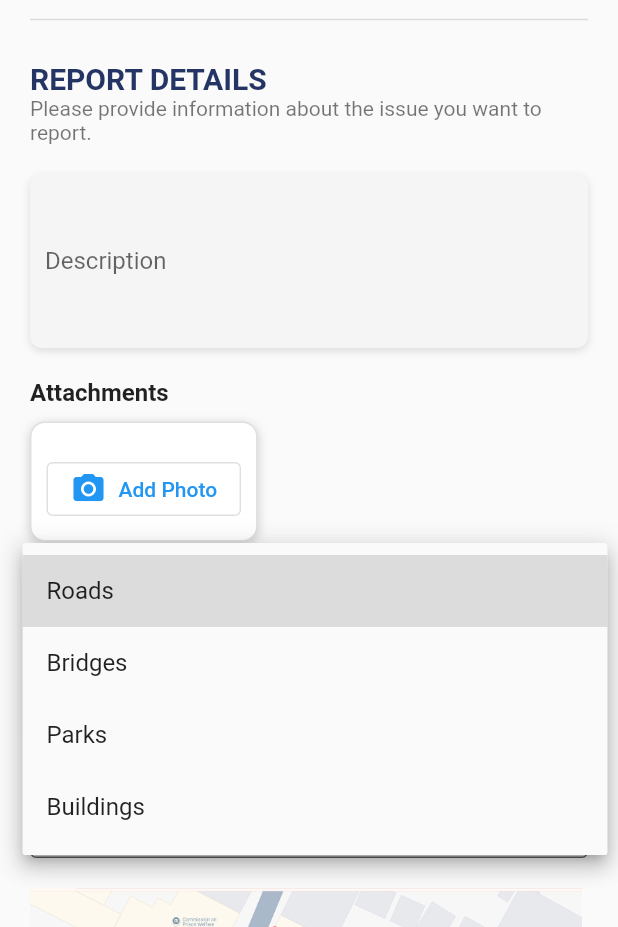
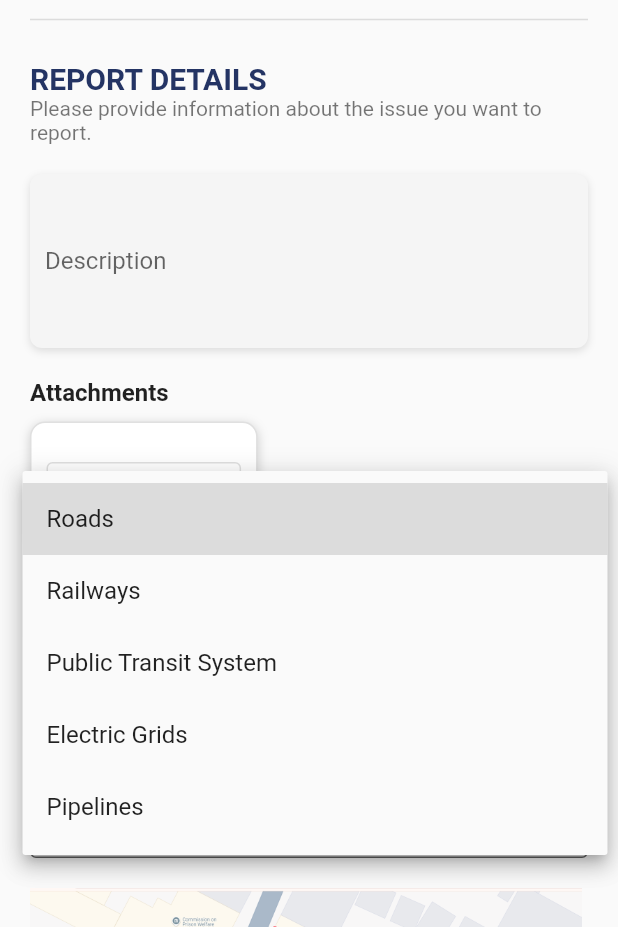
Before and after one commit to jelomiranda/CIPHIR-Mobile-App, a Flutter app: the Report screen opened directly, after a tap on "What type of infrastructure?", on a phone screen of 412 x 824 dp, the part 309-1236 px from its top. Run offline on Flutter 3.47's test engine with Material 2 defaults, Android fonts, the phone set to English and light mode, and no system bars; our stand-ins replace fluttertoast, image_picker.

Commit message:
feature: add post reqeust to the report state

```diff
--- a/lib/screens/report.dart
+++ b/lib/screens/report.dart
@@ -1,5 +1,10 @@
 import 'package:flutter/material.dart';
 import 'dart:io'; // For handling File
+import 'package:http/http.dart' as http;
+import 'dart:convert'; // For encoding JSON
+import 'package:ciphir_mobile/backend/LoginService.dart';
+
+
 
 class Report extends StatefulWidget {
   final String? imagePath; // Add the image path from the camera
@@ -11,26 +16,84 @@ class Report extends StatefulWidget {
 }
 
 class _ReportState extends State<Report> {
+ @override
+
+
   TextEditingController _descriptionController = TextEditingController();
   String? _selectedIssueType;
   String? _selectedInfrastructureType;
   String _location = 'Choose location on the map...';
 
-  List<String> issueTypes = [
-    'Pothole',
-    'Broken Signage',
-    'Flooding',
-    'Fallen Trees'
+  int? _selectedIssueId;
+  int? _selectedInfrastructureId;
+
+  List<Map<String, dynamic>> issueTypes = [
+    {'id': 1, 'type': 'Pothole'},
+    {'id': 2, 'type': 'Cracked Pavement'},
+    {'id': 3, 'type': 'Flooding'},
+    {'id': 4, 'type': 'Faded Lane Marking'},
+    {'id': 5, 'type': 'Broken or Damaged Signage'}
   ];
 
-  List<String> infrastructureTypes = ['Roads', 'Bridges', 'Parks', 'Buildings'];
+  List<Map<String, dynamic>> infrastructureTypes = [
+    {'id': 1, 'type': 'Roads'},
+    {'id': 2, 'type': 'Railways'},
+    {'id': 3, 'type': 'Public Transit System'},
+    {'id': 4, 'type': 'Electric Grids'},
+    {'id': 5, 'type': 'Pipelines'}
+  ];
 
   String? _imagePath; // Create a new mutable variable for imagePath
 
   @override
   void initState() {
     super.initState();
+     print("Current User Data: ${currentUser.toString()}");
     _imagePath = widget.imagePath; // Initialize the imagePath
+  }
+
+  // Function to submit the form data
+  Future<void> submitForm() async {
+    // Check if all fields are filled in
+    if (_selectedIssueId == null || _selectedInfrastructureId == null || _descriptionController.text.isEmpty || _location.isEmpty) {
+      ScaffoldMessenger.of(context).showSnackBar(SnackBar(content: Text("Please fill in all the fields")));
+      return;
+    }
+
+    // Prepare the form data
+    Map<String, dynamic> formData = {
+      'resident_id': currentUser['resident_id'], // Placeholder for the current logged-in resident ID
+      'issue_id': _selectedIssueId,
+      'infrastructure_id': _selectedInfrastructureId,
+      'description': _descriptionController.text,
+      'reportDateTime': DateTime.now().toIso8601String(),
+      'reportPhoto': _imagePath != null ? File(_imagePath!).path.split('/').last : '', // Example file path processing
+      'reportLocation': _location,
+      'reportStatus': 'Pending',
+      'priorityLevel': 'Medium', // You can adjust this based on user input
+    };
+
+    try {
+      var response = await http.post(
+        Uri.parse('https://darkgoldenrod-goose-321756.hostingersite.com/report_issue.php'),
+        headers: {"Content-Type": "application/json"},
+        body: jsonEncode(formData),
+      );
+
+      if (response.statusCode == 200) {
+        var jsonResponse = jsonDecode(response.body);
+        if (jsonResponse['status'] == 'success') {
+          ScaffoldMessenger.of(context).showSnackBar(SnackBar(content: Text("Report submitted successfully")));
+        } else {
+          ScaffoldMessenger.of(context).showSnackBar(SnackBar(content: Text("Failed to submit report")));
+        }
+      } else {
+        ScaffoldMessenger.of(context).showSnackBar(SnackBar(content: Text("Error submitting report")));
+      }
+    } catch (e) {
+      print(e);
+      ScaffoldMessenger.of(context).showSnackBar(SnackBar(content: Text("Error occurred: $e")));
+    }
   }
 
   @override
@@ -179,18 +242,24 @@ class _ReportState extends State<Report> {
                     ),
                   ],
                 ),
-                child: DropdownButtonFormField<String>(
-                  value: _selectedInfrastructureType,
+                child: DropdownButtonFormField<Map<String, dynamic>>(
+                  value: _selectedInfrastructureId != null
+                      ? infrastructureTypes.firstWhere(
+                          (element) => element['id'] == _selectedInfrastructureId,
+                          orElse: () => infrastructureTypes[0],
+                        )
+                      : null,
                   hint: const Text('What type of infrastructure?'),
-                  items: infrastructureTypes.map((String type) {
-                    return DropdownMenuItem<String>(
+                  items: infrastructureTypes.map((Map<String, dynamic> type) {
+                    return DropdownMenuItem<Map<String, dynamic>>(
                       value: type,
-                      child: Text(type),
+                      child: Text(type['type']),
                     );
                   }).toList(),
-                  onChanged: (String? value) {
+                  onChanged: (Map<String, dynamic>? value) {
                     setState(() {
-                      _selectedInfrastructureType = value;
+                      _selectedInfrastructureType = value!['type'];
+                      _selectedInfrastructureId = value['id'];
                     });
                   },
                   decoration: const InputDecoration(
@@ -217,18 +286,24 @@ class _ReportState extends State<Report> {
                     ),
                   ],
                 ),
-                child: DropdownButtonFormField<String>(
-                  value: _selectedIssueType,
+                child: DropdownButtonFormField<Map<String, dynamic>>(
+                  value: _selectedIssueId != null
+                      ? issueTypes.firstWhere(
+                          (element) => element['id'] == _selectedIssueId,
+                          orElse: () => issueTypes[0],
+                        )
+                      : null,
                   hint: const Text('What type of issue?'),
-                  items: issueTypes.map((String type) {
-                    return DropdownMenuItem<String>(
+                  items: issueTypes.map((Map<String, dynamic> type) {
+                    return DropdownMenuItem<Map<String, dynamic>>(
                       value: type,
-                      child: Text(type),
+                      child: Text(type['type']),
                     );
                   }).toList(),
-                  onChanged: (String? value) {
+                  onChanged: (Map<String, dynamic>? value) {
                     setState(() {
-                      _selectedIssueType = value;
+                      _selectedIssueType = value!['type'];
+                      _selectedIssueId = value['id'];
                     });
                   },
                   decoration: const InputDecoration(
@@ -266,6 +341,7 @@ class _ReportState extends State<Report> {
                 child: ElevatedButton(
                   onPressed: () {
                     // Handle the submission logic here
+                    submitForm(); // Call the submit form function
                   },
                   style: ElevatedButton.styleFrom(
                     backgroundColor: Colors.black,
```
